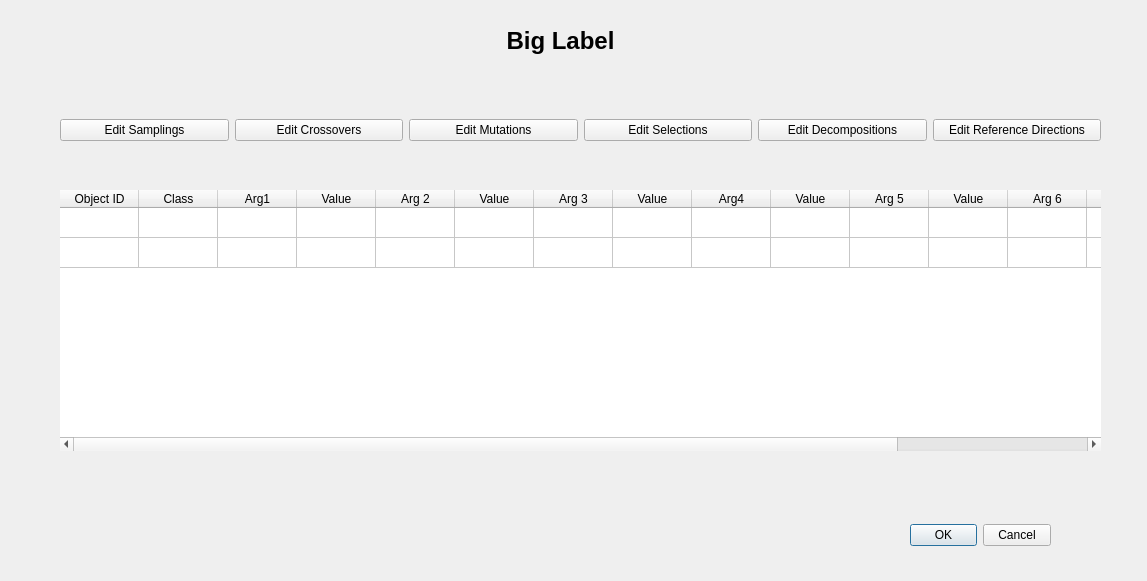
tomaslibanomonteiro/Thesis-code, file frontend/designer_templates/algo_window.ui: the form before one commit.
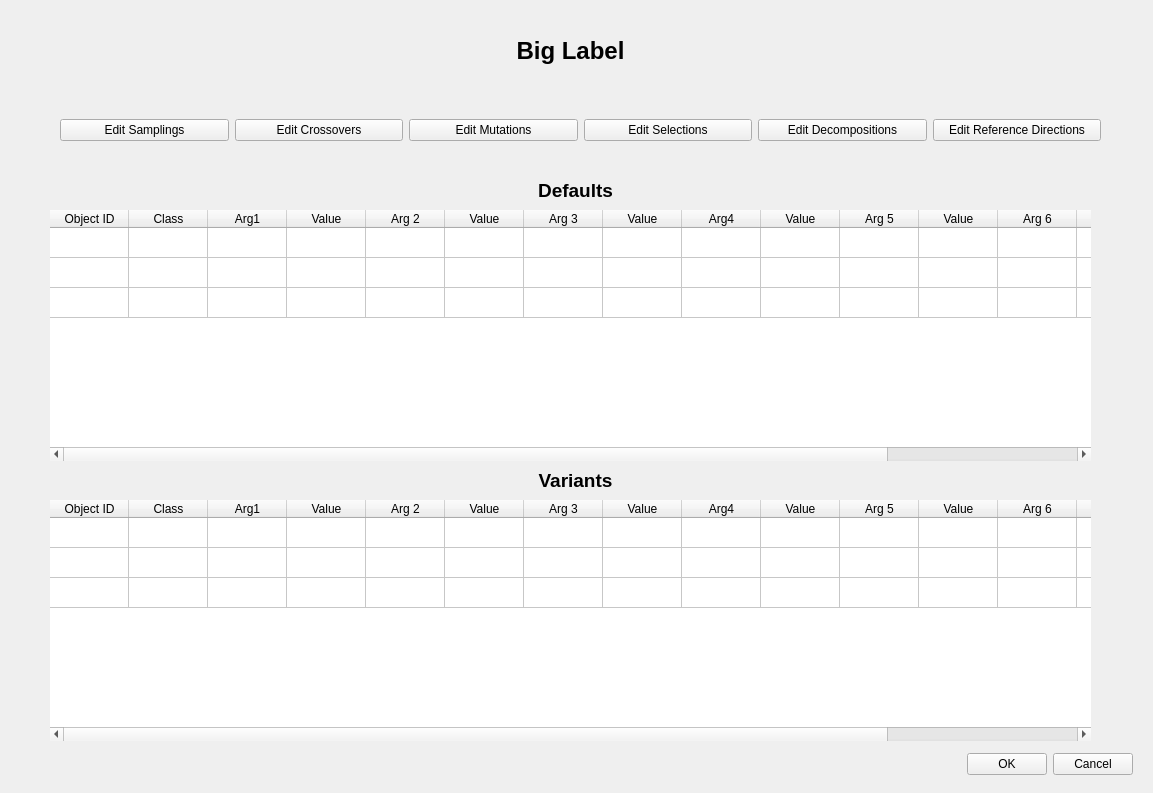
The form after the commit.

Commit message: default and variant tables - start modification

What changed in the file:
```diff
--- a/frontend/designer_templates/algo_window.ui
+++ b/frontend/designer_templates/algo_window.ui
@@ -6,8 +6,8 @@
    <rect>
     <x>0</x>
     <y>0</y>
-    <width>1147</width>
-    <height>581</height>
+    <width>1153</width>
+    <height>793</height>
    </rect>
   </property>
   <property name="windowTitle">
@@ -32,8 +32,8 @@
   <widget class="QLabel" name="label">
    <property name="geometry">
     <rect>
-     <x>290</x>
-     <y>20</y>
+     <x>300</x>
+     <y>30</y>
      <width>541</width>
      <height>41</height>
     </rect>
@@ -58,150 +58,6 @@
     <set>Qt::AlignCenter</set>
    </property>
   </widget>
-  <widget class="QTableWidget" name="tableWidget">
-   <property name="geometry">
-    <rect>
-     <x>60</x>
-     <y>190</y>
-     <width>1041</width>
-     <height>261</height>
-    </rect>
-   </property>
-   <property name="frameShape">
-    <enum>QFrame::NoFrame</enum>
-   </property>
-   <property name="frameShadow">
-    <enum>QFrame::Plain</enum>
-   </property>
-   <property name="lineWidth">
-    <number>0</number>
-   </property>
-   <property name="midLineWidth">
-    <number>0</number>
-   </property>
-   <property name="verticalScrollBarPolicy">
-    <enum>Qt::ScrollBarAsNeeded</enum>
-   </property>
-   <property name="horizontalScrollBarPolicy">
-    <enum>Qt::ScrollBarAsNeeded</enum>
-   </property>
-   <property name="sizeAdjustPolicy">
-    <enum>QAbstractScrollArea::AdjustToContents</enum>
-   </property>
-   <property name="wordWrap">
-    <bool>false</bool>
-   </property>
-   <attribute name="horizontalHeaderVisible">
-    <bool>true</bool>
-   </attribute>
-   <attribute name="horizontalHeaderCascadingSectionResizes">
-    <bool>true</bool>
-   </attribute>
-   <attribute name="horizontalHeaderDefaultSectionSize">
-    <number>79</number>
-   </attribute>
-   <attribute name="horizontalHeaderStretchLastSection">
-    <bool>false</bool>
-   </attribute>
-   <attribute name="verticalHeaderVisible">
-    <bool>false</bool>
-   </attribute>
-   <row>
-    <property name="text">
-     <string>0</string>
-    </property>
-   </row>
-   <row>
-    <property name="text">
-     <string>1</string>
-    </property>
-   </row>
-   <column>
-    <property name="text">
-     <string>Object ID</string>
-    </property>
-   </column>
-   <column>
-    <property name="text">
-     <string>Class</string>
-    </property>
-   </column>
-   <column>
-    <property name="text">
-     <string>Arg1</string>
-    </property>
-   </column>
-   <column>
-    <property name="text">
-     <string>Value</string>
-    </property>
-   </column>
-   <column>
-    <property name="text">
-     <string>Arg 2</string>
-    </property>
-   </column>
-   <column>
-    <property name="text">
-     <string>Value</string>
-    </property>
-   </column>
-   <column>
-    <property name="text">
-     <string>Arg 3</string>
-    </property>
-   </column>
-   <column>
-    <property name="text">
-     <string>Value</string>
-    </property>
-   </column>
-   <column>
-    <property name="text">
-     <string>Arg4</string>
-    </property>
-   </column>
-   <column>
-    <property name="text">
-     <string>Value</string>
-    </property>
-   </column>
-   <column>
-    <property name="text">
-     <string>Arg 5</string>
-    </property>
-   </column>
-   <column>
-    <property name="text">
-     <string>Value</string>
-    </property>
-   </column>
-   <column>
-    <property name="text">
-     <string>Arg 6</string>
-    </property>
-   </column>
-   <column>
-    <property name="text">
-     <string>Value</string>
-    </property>
-   </column>
-   <column>
-    <property name="text">
-     <string>Arg 7</string>
-    </property>
-   </column>
-   <column>
-    <property name="text">
-     <string>Value</string>
-    </property>
-   </column>
-   <item row="0" column="0">
-    <property name="text">
-     <string/>
-    </property>
-   </item>
-  </widget>
   <widget class="QWidget" name="horizontalLayoutWidget">
    <property name="geometry">
     <rect>
@@ -256,6 +112,375 @@
     </item>
    </layout>
   </widget>
+  <widget class="QLabel" name="label_4">
+   <property name="geometry">
+    <rect>
+     <x>500</x>
+     <y>170</y>
+     <width>151</width>
+     <height>41</height>
+    </rect>
+   </property>
+   <property name="font">
+    <font>
+     <pointsize>18</pointsize>
+     <weight>75</weight>
+     <bold>true</bold>
+    </font>
+   </property>
+   <property name="text">
+    <string>&lt;html&gt;&lt;head/&gt;&lt;body&gt;&lt;p align=&quot;center&quot;&gt;&lt;span style=&quot; font-size:14pt;&quot;&gt;Defaults&lt;/span&gt;&lt;/p&gt;&lt;/body&gt;&lt;/html&gt;</string>
+   </property>
+   <property name="textFormat">
+    <enum>Qt::AutoText</enum>
+   </property>
+   <property name="scaledContents">
+    <bool>false</bool>
+   </property>
+   <property name="alignment">
+    <set>Qt::AlignCenter</set>
+   </property>
+  </widget>
+  <widget class="QTableWidget" name="variants_table">
+   <property name="geometry">
+    <rect>
+     <x>50</x>
+     <y>500</y>
+     <width>1041</width>
+     <height>241</height>
+    </rect>
+   </property>
+   <property name="frameShape">
+    <enum>QFrame::NoFrame</enum>
+   </property>
+   <property name="frameShadow">
+    <enum>QFrame::Plain</enum>
+   </property>
+   <property name="lineWidth">
+    <number>0</number>
+   </property>
+   <property name="midLineWidth">
+    <number>0</number>
+   </property>
+   <property name="verticalScrollBarPolicy">
+    <enum>Qt::ScrollBarAsNeeded</enum>
+   </property>
+   <property name="horizontalScrollBarPolicy">
+    <enum>Qt::ScrollBarAsNeeded</enum>
+   </property>
+   <property name="sizeAdjustPolicy">
+    <enum>QAbstractScrollArea::AdjustToContents</enum>
+   </property>
+   <property name="wordWrap">
+    <bool>false</bool>
+   </property>
+   <attribute name="horizontalHeaderVisible">
+    <bool>true</bool>
+   </attribute>
+   <attribute name="horizontalHeaderCascadingSectionResizes">
+    <bool>true</bool>
+   </attribute>
+   <attribute name="horizontalHeaderDefaultSectionSize">
+    <number>79</number>
+   </attribute>
+   <attribute name="horizontalHeaderStretchLastSection">
+    <bool>false</bool>
+   </attribute>
+   <attribute name="verticalHeaderVisible">
+    <bool>false</bool>
+   </attribute>
+   <row>
+    <property name="text">
+     <string>0</string>
+    </property>
+   </row>
+   <row>
+    <property name="text">
+     <string>1</string>
+    </property>
+   </row>
+   <row>
+    <property name="text">
+     <string>2</string>
+    </property>
+   </row>
+   <column>
+    <property name="text">
+     <string>Object ID</string>
+    </property>
+   </column>
+   <column>
+    <property name="text">
+     <string>Class</string>
+    </property>
+   </column>
+   <column>
+    <property name="text">
+     <string>Arg1</string>
+    </property>
+   </column>
+   <column>
+    <property name="text">
+     <string>Value</string>
+    </property>
+   </column>
+   <column>
+    <property name="text">
+     <string>Arg 2</string>
+    </property>
+   </column>
+   <column>
+    <property name="text">
+     <string>Value</string>
+    </property>
+   </column>
+   <column>
+    <property name="text">
+     <string>Arg 3</string>
+    </property>
+   </column>
+   <column>
+    <property name="text">
+     <string>Value</string>
+    </property>
+   </column>
+   <column>
+    <property name="text">
+     <string>Arg4</string>
+    </property>
+   </column>
+   <column>
+    <property name="text">
+     <string>Value</string>
+    </property>
+   </column>
+   <column>
+    <property name="text">
+     <string>Arg 5</string>
+    </property>
+   </column>
+   <column>
+    <property name="text">
+     <string>Value</string>
+    </property>
+   </column>
+   <column>
+    <property name="text">
+     <string>Arg 6</string>
+    </property>
+   </column>
+   <column>
+    <property name="text">
+     <string>Value</string>
+    </property>
+   </column>
+   <column>
+    <property name="text">
+     <string>Arg 7</string>
+    </property>
+   </column>
+   <column>
+    <property name="text">
+     <string>Value</string>
+    </property>
+   </column>
+   <item row="0" column="0">
+    <property name="text">
+     <string/>
+    </property>
+   </item>
+  </widget>
+  <widget class="QTableWidget" name="defaults_table">
+   <property name="geometry">
+    <rect>
+     <x>50</x>
+     <y>210</y>
+     <width>1041</width>
+     <height>251</height>
+    </rect>
+   </property>
+   <property name="frameShape">
+    <enum>QFrame::NoFrame</enum>
+   </property>
+   <property name="frameShadow">
+    <enum>QFrame::Plain</enum>
+   </property>
+   <property name="lineWidth">
+    <number>0</number>
+   </property>
+   <property name="midLineWidth">
+    <number>0</number>
+   </property>
+   <property name="verticalScrollBarPolicy">
+    <enum>Qt::ScrollBarAsNeeded</enum>
+   </property>
+   <property name="horizontalScrollBarPolicy">
+    <enum>Qt::ScrollBarAsNeeded</enum>
+   </property>
+   <property name="sizeAdjustPolicy">
+    <enum>QAbstractScrollArea::AdjustToContents</enum>
+   </property>
+   <property name="wordWrap">
+    <bool>false</bool>
+   </property>
+   <attribute name="horizontalHeaderVisible">
+    <bool>true</bool>
+   </attribute>
+   <attribute name="horizontalHeaderCascadingSectionResizes">
+    <bool>true</bool>
+   </attribute>
+   <attribute name="horizontalHeaderDefaultSectionSize">
+    <number>79</number>
+   </attribute>
+   <attribute name="horizontalHeaderStretchLastSection">
+    <bool>false</bool>
+   </attribute>
+   <attribute name="verticalHeaderVisible">
+    <bool>false</bool>
+   </attribute>
+   <row>
+    <property name="text">
+     <string>0</string>
+    </property>
+   </row>
+   <row>
+    <property name="text">
+     <string>1</string>
+    </property>
+   </row>
+   <row>
+    <property name="text">
+     <string>2</string>
+    </property>
+   </row>
+   <column>
+    <property name="text">
+     <string>Object ID</string>
+    </property>
+   </column>
+   <column>
+    <property name="text">
+     <string>Class</string>
+    </property>
+   </column>
+   <column>
+    <property name="text">
+     <string>Arg1</string>
+    </property>
+   </column>
+   <column>
+    <property name="text">
+     <string>Value</string>
+    </property>
+   </column>
+   <column>
+    <property name="text">
+     <string>Arg 2</string>
+    </property>
+   </column>
+   <column>
+    <property name="text">
+     <string>Value</string>
+    </property>
+   </column>
+   <column>
+    <property name="text">
+     <string>Arg 3</string>
+    </property>
+   </column>
+   <column>
+    <property name="text">
+     <string>Value</string>
+    </property>
+   </column>
+   <column>
+    <property name="text">
+     <string>Arg4</string>
+    </property>
+   </column>
+   <column>
+    <property name="text">
+     <string>Value</string>
+    </property>
+   </column>
+   <column>
+    <property name="text">
+     <string>Arg 5</string>
+    </property>
+   </column>
+   <column>
+    <property name="text">
+     <string>Value</string>
+    </property>
+   </column>
+   <column>
+    <property name="text">
+     <string>Arg 6</string>
+    </property>
+   </column>
+   <column>
+    <property name="text">
+     <string>Value</string>
+    </property>
+   </column>
+   <column>
+    <property name="text">
+     <string>Arg 7</string>
+    </property>
+   </column>
+   <column>
+    <property name="text">
+     <string>Value</string>
+    </property>
+   </column>
+   <item row="0" column="0">
+    <property name="text">
+     <string/>
+    </property>
+   </item>
+  </widget>
+  <widget class="QLabel" name="label_3">
+   <property name="geometry">
+    <rect>
+     <x>500</x>
+     <y>460</y>
+     <width>151</width>
+     <height>41</height>
+    </rect>
+   </property>
+   <property name="font">
+    <font>
+     <pointsize>18</pointsize>
+     <weight>75</weight>
+     <bold>true</bold>
+    </font>
+   </property>
+   <property name="text">
+    <string>&lt;html&gt;&lt;head/&gt;&lt;body&gt;&lt;p align=&quot;center&quot;&gt;&lt;span style=&quot; font-size:14pt;&quot;&gt;Variants&lt;/span&gt;&lt;/p&gt;&lt;/body&gt;&lt;/html&gt;</string>
+   </property>
+   <property name="textFormat">
+    <enum>Qt::AutoText</enum>
+   </property>
+   <property name="scaledContents">
+    <bool>false</bool>
+   </property>
+   <property name="alignment">
+    <set>Qt::AlignCenter</set>
+   </property>
+  </widget>
+  <widget class="QDialogButtonBox" name="buttonBox_2">
+   <property name="geometry">
+    <rect>
+     <x>940</x>
+     <y>750</y>
+     <width>193</width>
+     <height>28</height>
+    </rect>
+   </property>
+   <property name="standardButtons">
+    <set>QDialogButtonBox::Cancel|QDialogButtonBox::Ok</set>
+   </property>
+  </widget>
  </widget>
  <resources/>
  <connections>
```
The commit also changes 7 other files.
